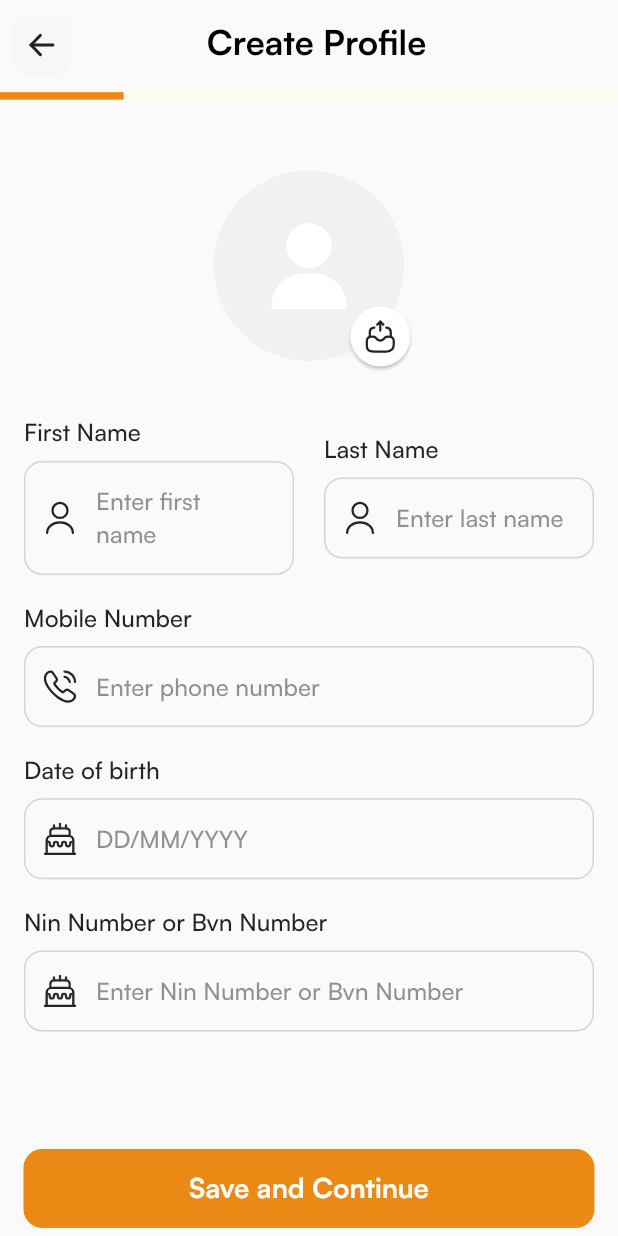
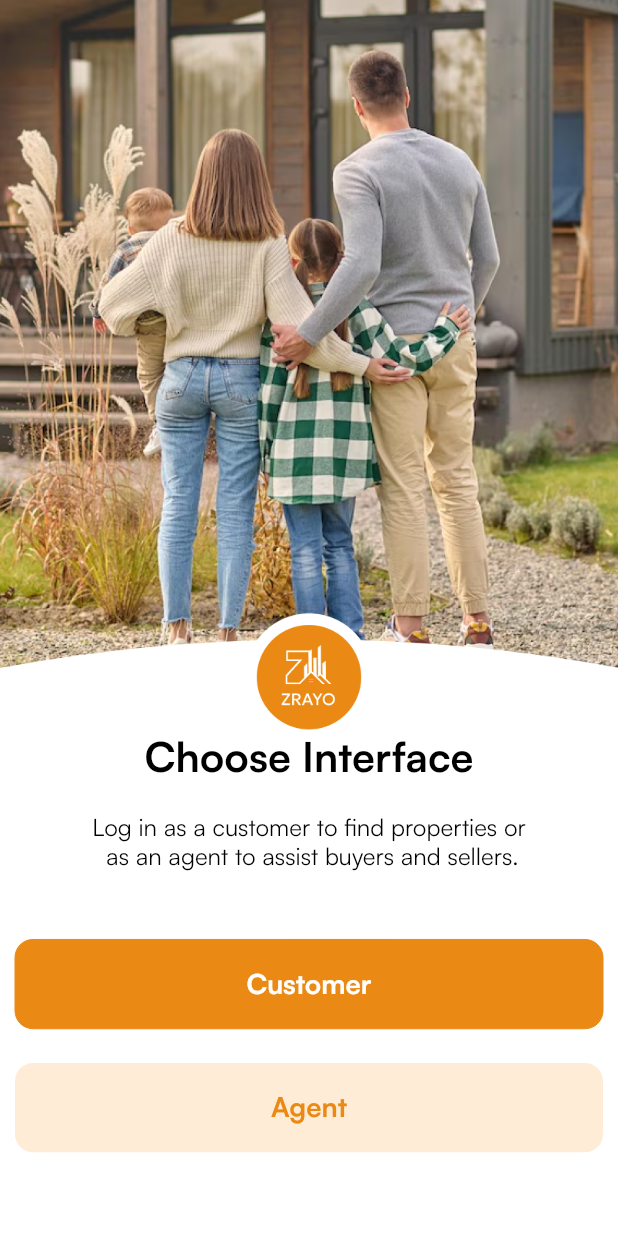
Before and after one commit to Naveen5309/Zrayo, a Flutter app: the screen it shows after launch, on a phone screen of 412 x 824 dp. Run offline on Flutter 3.47's test engine with Material 3 defaults, Android fonts, the phone set to English and light mode, and no system bars; our stand-ins replace bot_toast, cached_network_image, connectivity_plus, dio, equatable, flutter_riverpod and 6 more; accounts and stored records are empty.

Commit message:
set flow

```diff
--- a/lib/config/app_colors.dart
+++ b/lib/config/app_colors.dart
@@ -12,7 +12,7 @@ abstract final class AppColor {
   static const Color blue303744 = Color(0xff303744);
 
   static const Color orangeFFF9F6 = Color(0xffFFF9F6);
-  static const Color orange0xffFFECD6 = Color(0xffFFECD6);
+  static const Color secondry = Color(0xffFFECD6);
   static const Color orangeFff9f0 = Color(0xfffff9f0);
   static const Color orangeF285000F = Color(0xfffff8f0);
   static const Color orangeD7d3d0 = Color(0xffd7d3d0);
--- a/lib/config/app_strings.dart
+++ b/lib/config/app_strings.dart
@@ -5,7 +5,20 @@ class AppImagesInitialize {
 
   static assetsImagesInitialize(BuildContext context) {
     precacheImage(const AssetImage(Assets.zrayoSplash), context);
+    precacheImage(const AssetImage(Assets.chooseRole), context);
   }
+}
+
+abstract final class AppConstants {
+  static const String appName = "Zrayo";
+  static const String localDirectory = "Zrayo";
+}
+
+abstract final class AppFonts {
+  static const String satoshiBold = "Satoshi-Bold"; // 700
+  static const String satoshiLight = "Satoshi-Light"; //300
+  static const String satoshiMedium = "Satoshi-Medium"; //500
+  static const String satoshiRegular = "Satoshi-Regular"; //400
 }
 
 abstract final class AppString {
@@ -65,17 +78,12 @@ abstract final class AppString {
   static const String routingNumber = "Routing Number";
   static const String enterRoutingNumber = "Enter routing number";
   static const String addBankDetail = "Add Bank Detail";
-
+  static const String skip = "Skip";
+  static const String customer = "Customer";
+  static const String agent = "Agent";
+  static const String logInAsACustomerToFindProperties =
+      "Log in as a customer to find properties or \n as an agent to assist buyers and sellers.";
+  static const String chooseInterface = "Choose Interface";
+  static const String pleaseEnterEmailAddressAssociated = "Don’t wary, Please enter email address associated\nwith your account.";
+  static const String submit = "Submit";
 }
-
-abstract final class AppConstants {
-  static const String appName = "Zrayo";
-  static const String localDirectory = "Zrayo";
-}
-
-abstract final class AppFonts {
-  static const String satoshiBold = "Satoshi-Bold"; // 700
-  static const String satoshiLight = "Satoshi-Light"; //300
-  static const String satoshiMedium = "Satoshi-Medium"; //500
-  static const String satoshiRegular = "Satoshi-Regular"; //400
-}
--- a/lib/config/assets.dart
+++ b/lib/config/assets.dart
@@ -25,6 +25,7 @@ class Assets {
   static const String gallery = 'assets/icons/gallery.svg';
   static const String placeholder = 'assets/icons/place_holder.svg';
   static const String arrowDown = 'assets/icons/arrow_down.svg';
-// static const String city = 'assets/icons/city.svg';
+  static const String chooseRole = 'assets/images/choose_role.png';
+static const String mailImage = 'assets/images/mail_image.svg';
 // static const String city = 'assets/icons/city.svg';
 }
--- a/lib/core/utils/routing/routes.dart
+++ b/lib/core/utils/routing/routes.dart
@@ -2,6 +2,7 @@ class Routes {
   Routes._();
 
   static const String splash = '/splash';
+  static const String chooseInterfaceView = '/chooseInterfaceView';
   static const String loginView = '/loginView';
   static const String signUpView = '/signUpView';
   static const String addAddressView = '/addAddressView';
--- a/lib/core/utils/routing/routes_generator.dart
+++ b/lib/core/utils/routing/routes_generator.dart
@@ -7,6 +7,7 @@ import 'package:zrayo_flutter/feature/auth/presentation/views/create_profile_ste
 import 'package:zrayo_flutter/feature/auth/presentation/views/login_view.dart';
 import 'package:zrayo_flutter/feature/auth/presentation/views/sign_up_view.dart';
 import 'package:zrayo_flutter/feature/common_widgets/app_text.dart';
+import '../../../feature/auth/presentation/views/choose_interface_view.dart';
 import '../../../feature/auth/presentation/views/create_profile_steps/upload_document.dart';
 import '../../../feature/auth/presentation/views/splash_view.dart';
 import 'routes.dart';
@@ -21,6 +22,8 @@ class RouteGenerator {
     switch (settings.name) {
       case Routes.splash:
         return _fadeTransitionRoute(const SplashView());
+      case Routes.chooseInterfaceView:
+        return _fadeTransitionRoute(const ChooseInterfaceView());
 
       case Routes.loginView:
         return _fadeTransitionRoute(const LoginView());
--- /dev/null
+++ b/lib/feature/auth/presentation/views/choose_interface_view.dart
@@ -0,0 +1,55 @@
+import 'package:flutter/material.dart';
+import 'package:flutter_screenutil/flutter_screenutil.dart';
+import 'package:zrayo_flutter/config/assets.dart';
+import 'package:zrayo_flutter/config/helper.dart';
+import 'package:zrayo_flutter/core/utils/routing/routes.dart';
+import 'package:zrayo_flutter/feature/common_widgets/app_text.dart';
+import 'package:zrayo_flutter/feature/common_widgets/custom_btn.dart';
+
+class ChooseInterfaceView extends StatelessWidget {
+  const ChooseInterfaceView({super.key});
+
+  @override
+  Widget build(BuildContext context) {
+    return Scaffold(
+      body: Container(
+        height: double.infinity,
+        width: double.infinity,
+        padding: EdgeInsets.all(10),
+        decoration: BoxDecoration(
+            image: DecorationImage(
+                image: AssetImage(Assets.chooseRole), fit: BoxFit.cover)),
+        child: Column(
+          mainAxisAlignment: MainAxisAlignment.end,
+          spacing: 20.sp,
+          children: [
+            AppText(
+              text: AppString.chooseInterface,
+              textSize: 24.sp,
+              fontFamily: AppFonts.satoshiBold,
+            ),
+            AppText(
+              text: AppString.logInAsACustomerToFindProperties,
+              fontFamily: AppFonts.satoshiRegular,
+              textAlign: TextAlign.center,
+              lineHeight: 1.2,
+            ),
+            yHeight(0),
+            CommonAppBtn(
+              title: AppString.customer,
+              onTap: () => toNamed(context, Routes.loginView),
+            ),
+            CommonAppBtn(
+              title: AppString.agent,
+              borderColor: AppColor.transparent,
+              backGroundColor: AppColor.secondry,
+              textColor: AppColor.primary,
+              onTap: () => toNamed(context, Routes.loginView),
+            ),
+            yHeight(20.sp),
+          ],
+        ),
+      ),
+    );
+  }
+}
--- a/lib/feature/auth/presentation/views/create_profile_steps/add_payment_card.dart
+++ b/lib/feature/auth/presentation/views/create_profile_steps/add_payment_card.dart
@@ -45,7 +45,7 @@ class AddPaymentCard extends StatelessWidget {
                           padding: EdgeInsets.all(10),
                           decoration: BoxDecoration(
                             shape: BoxShape.circle,
-                            color: AppColor.orange0xffFFECD6,
+                            color: AppColor.secondry,
                           ),
                           child: Icon(CupertinoIcons.plus),
                         ),
--- a/lib/feature/auth/presentation/views/sign_up_view.dart
+++ b/lib/feature/auth/presentation/views/sign_up_view.dart
@@ -52,6 +52,7 @@ class SignUpView extends ConsumerWidget {
                   yHeight(context.height * 0.02),
                   CommonAppBtn(
                     title: AppString.signUp,
+                    onTap: () => toNamed(context, Routes.createProfile),
                   ),
                   yHeight(context.height * 0.12),
                   Text.rich(
--- a/lib/feature/auth/presentation/views/splash_view.dart
+++ b/lib/feature/auth/presentation/views/splash_view.dart
@@ -34,8 +34,8 @@ class _SplashViewState extends ConsumerState<SplashView> {
         child: AnimatedContainer(
           duration: const Duration(milliseconds: 1000),
           curve: Curves.linearToEaseOut,
-          height: true ? screenHeight(context) / 5 : 0,
-          width: true ? screenWidth(context) / 3 : 0,
+          height: animation.state ? screenHeight(context) / 5 : 0,
+          width: animation.state ? screenWidth(context) / 3 : 0,
           child: SvgPicture.asset(
             Assets.zrayoSplash,
             fit: BoxFit.cover,
@@ -65,7 +65,7 @@ class _SplashViewState extends ConsumerState<SplashView> {
           );
     });
     Timer(const Duration(seconds: 3), () async {
-      offAllNamed(context, Routes.loginView);
+      offAllNamed(context, Routes.chooseInterfaceView);
     });
   }
 }
--- a/lib/feature/common_widgets/custom_bottom_sheet.dart
+++ b/lib/feature/common_widgets/custom_bottom_sheet.dart
@@ -27,7 +27,7 @@ class CustomBottomSheet extends StatelessWidget {
               borderRadius: BorderRadius.circular(22),
             ),
           ),
-          Flexible(child: content),
+          content,
         ],
       ),
     );
--- a/lib/feature/common_widgets/custom_btn.dart
+++ b/lib/feature/common_widgets/custom_btn.dart
@@ -65,7 +65,7 @@ class CommonAppBtnState extends State<CommonAppBtn> {
       onTap: (widget.loading ?? false) ? null : widget.onTap,
       child: Container(
         width: widget.width ?? context.width,
-        height: widget.height ?? 52,
+        height: widget.height ?? 52.sp,
         margin: widget.margin,
         decoration: BoxDecoration(
           color: widget.backGroundColor ?? AppColor.primary,
--- a/lib/main.dart
+++ b/lib/main.dart
@@ -49,7 +49,7 @@ class MyApp extends StatelessWidget {
               colorScheme: ColorScheme.fromSeed(seedColor: Colors.deepPurple),
               useMaterial3: false,
             ),
-            initialRoute: Routes.createProfile,
+            initialRoute: Routes.splash,
             onGenerateRoute: RouteGenerator.generateRoute,
             onGenerateInitialRoutes: (String initialRouteName) {
               return [
```
Also changed, not shown: lib/config/app_utils.dart (+7 -4 lines), lib/feature/auth/presentation/views/create_profile_steps/add_bank_detail.dart (+10 -0 lines), lib/feature/auth/presentation/views/forgot_password_sheet.dart (added, +51 -0 lines), lib/feature/auth/presentation/views/login_view.dart (+13 -9 lines), assets/images/choose_role.png (added), assets/images/mail_image.svg (added).
